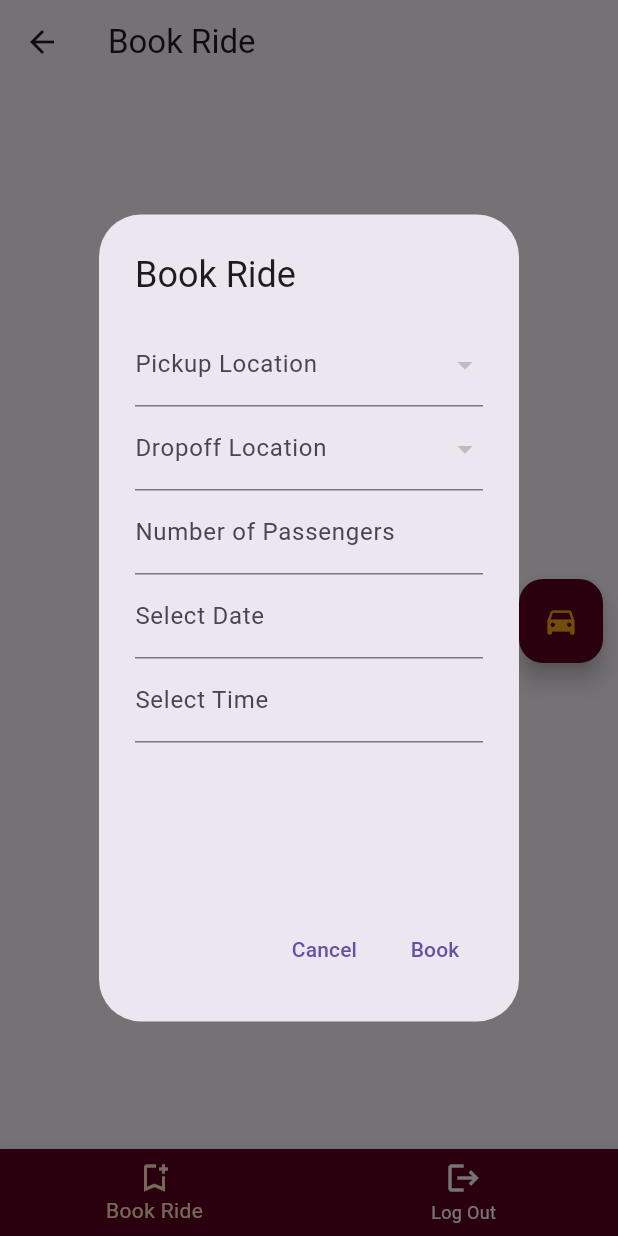
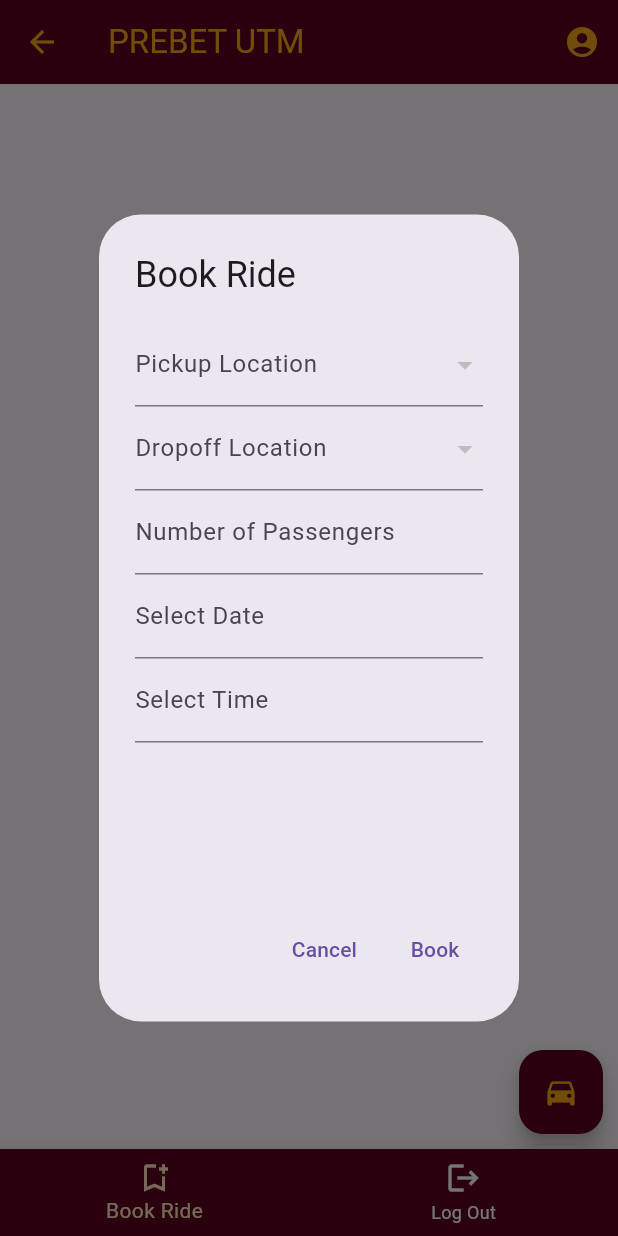
Before and after one commit to Gazjibby/ProjectCAR, a Flutter app: the UserHome screen opened directly with empty values, after a tap on the "directions car" icon, on a phone screen of 412 x 824 dp. Run offline on Flutter 3.47's test engine with Material 3 defaults, Android fonts, the phone set to English and light mode, and no system bars; our stand-ins replace cloud_firestore, firebase_auth, firebase_core, firebase_storage, image_picker; accounts and stored records are empty.

Commit message:
Commit the sequel
Added functions on active ride and update the user ride booking page

```diff
--- a/lib/Model/active_ride.dart
+++ b/lib/Model/active_ride.dart
@@ -1,4 +1,5 @@
 class ActiveRideModel {
+  final String rideID;
   final String userRequest;
   final String userName;
   final String driverAccepted;
@@ -11,7 +12,8 @@ class ActiveRideModel {
   final String status;
 
   ActiveRideModel(
-      {required this.userRequest,
+      {required this.rideID,
+      required this.userRequest,
       required this.userName,
       required this.driverAccepted,
       required this.pickupLocation,
@@ -22,8 +24,9 @@ class ActiveRideModel {
       required this.price,
       required this.status});
 
-  factory ActiveRideModel.fromMap(Map<String, dynamic> data) {
+  factory ActiveRideModel.fromMap(Map<String, dynamic> data, String docID) {
     return ActiveRideModel(
+      rideID: docID,
       userRequest: data['UserRequest'],
       userName: data['UserName'],
       status: data['Status'],
--- a/lib/View/Driver/get_ride.dart
+++ b/lib/View/Driver/get_ride.dart
@@ -133,7 +133,7 @@ class _RideReqState extends State<RideReq> {
           'UserRequest': rideRequest.userRequest,
           'DriverAccepted': driverMatricStaffNumber,
           'Status': 'Ongoing',
-          'AcceptedAt': FieldValue.serverTimestamp()
+          'UpTime': FieldValue.serverTimestamp()
         };
         await FirebaseFirestore.instance
             .collection('Ride Log')
--- a/lib/View/Home/user_home.dart
+++ b/lib/View/Home/user_home.dart
@@ -1,9 +1,11 @@
 import 'package:flutter/material.dart';
+import 'package:projectcar/Providers/top_nav_provider.dart';
 import 'package:projectcar/Utils/colours.dart';
 import 'package:projectcar/View/User/book_ride.dart';
 import 'package:projectcar/Model/user.dart';
 import 'package:projectcar/Providers/bottom_nav_provider.dart';
 import 'package:projectcar/View/User/logout.dart';
+import 'package:projectcar/View/User/user_acc.dart';
 import 'package:provider/provider.dart';
 
 class UserHome extends StatefulWidget {
@@ -16,14 +18,31 @@ class UserHome extends StatefulWidget {
 class _UserHomeState extends State<UserHome> {
   @override
   Widget build(BuildContext context) {
-    return Consumer<BottomNavProvider>(builder: (context, nav, child) {
+    return Consumer2<BottomNavProvider, TopNavProvider>(
+        builder: (context, bottomNav, topNav, child) {
       return Scaffold(
-        body: _pages[nav.currentIndex],
+        appBar: AppBar(
+          title: const Text('PREBET UTM'),
+          backgroundColor: AppColors.uniMaroon,
+          foregroundColor: AppColors.uniGold,
+          actions: [
+            IconButton(
+              icon: const Icon(Icons.account_circle),
+              onPressed: () {
+                Navigator.push(
+                  context,
+                  MaterialPageRoute(builder: (context) => const UserAcc()),
+                );
+              },
+            ),
+          ],
+        ),
+        body: _pages[bottomNav.currentIndex],
         bottomNavigationBar: BottomNavigationBar(
           items: _items,
-          currentIndex: nav.currentIndex,
+          currentIndex: bottomNav.currentIndex,
           onTap: (value) {
-            nav.changeIndex = value;
+            bottomNav.changeIndex = value;
           },
           backgroundColor: AppColors.uniMaroon,
           fixedColor: AppColors.uniPeach,
--- a/lib/View/User/book_ride.dart
+++ b/lib/View/User/book_ride.dart
@@ -25,9 +25,6 @@ class _BookRideState extends State<BookRide> {
     return ChangeNotifierProvider(
       create: (_) => _viewModel,
       child: Scaffold(
-        appBar: AppBar(
-          title: const Text('Book Ride'),
-        ),
         body: Padding(
           padding: const EdgeInsets.only(top: 16.0),
           child: Consumer<BookRideViewModel>(
@@ -36,7 +33,52 @@ class _BookRideState extends State<BookRide> {
                 child: Column(
                   mainAxisAlignment: MainAxisAlignment.center,
                   children: [
-                    if (viewModel.rideStatusMessage.isNotEmpty) const Spacer(),
+                    if (viewModel.rideStatusMessage.isNotEmpty)
+                      Align(
+                        alignment: Alignment.topCenter,
+                        child: Padding(
+                          padding: const EdgeInsets.all(16.0),
+                          child: Material(
+                            elevation: 4,
+                            borderRadius: BorderRadius.circular(12),
+                            color: AppColors.uniPeach,
+                            child: SizedBox(
+                              width: 370,
+                              child: Padding(
+                                padding: const EdgeInsets.all(8.0),
+                                child: Row(
+                                  mainAxisAlignment:
+                                      MainAxisAlignment.spaceBetween,
+                                  children: [
+                                    Text(
+                                      viewModel.rideStatusMessage,
+                                      style: const TextStyle(
+                                        fontSize: 15,
+                                        fontWeight: FontWeight.bold,
+                                      ),
+                                    ),
+                                    ElevatedButton(
+                                      onPressed: () {
+                                        viewModel.cancelRide();
+                                      },
+                                      style: ElevatedButton.styleFrom(
+                                        backgroundColor: AppColors.uniMaroon,
+                                      ),
+                                      child: Text(
+                                        'Cancel Ride',
+                                        style: TextStyle(
+                                          color: AppColors.uniGold,
+                                        ),
+                                      ),
+                                    ),
+                                  ],
+                                ),
+                              ),
+                            ),
+                          ),
+                        ),
+                      ),
+                    const Spacer(),
                     Container(
                       margin: const EdgeInsets.only(bottom: 10.0, right: 10.0),
                       child: Align(
--- a/lib/ViewModel/book_ride_viewmodel.dart
+++ b/lib/ViewModel/book_ride_viewmodel.dart
@@ -67,7 +67,8 @@ class BookRideViewModel extends ChangeNotifier {
     QuerySnapshot querySnapshot = await FirebaseFirestore.instance
         .collection('Ride Request')
         .where('UserRequest', isEqualTo: userMatricStaffNumber)
-        .where('Status', whereIn: ['Posted', 'Ongoing', 'Accepted']).get();
+        .where('Status',
+            whereIn: ['Posted', 'Ongoing', 'Accepted', 'Active']).get();
 
     return querySnapshot.docs.isNotEmpty;
   }
@@ -91,6 +92,8 @@ class BookRideViewModel extends ChangeNotifier {
         rideStatusMessage = 'Waiting for Driver to accept';
       } else if (status == 'Ongoing') {
         rideStatusMessage = 'Driver has accepted the request';
+      } else if (status == 'Active') {
+        rideStatusMessage = 'Heading to drop off location';
       } else {
         rideStatusMessage = '';
       }
```
Also changed, not shown: lib/Providers/active_ride_provider.dart (+36 -3 lines), lib/Providers/get_ride_provider.dart (+1 -6 lines), lib/View/Driver/active_ride.dart (+33 -2 lines), lib/View/User/user_acc.dart (added, +15 -0 lines).
